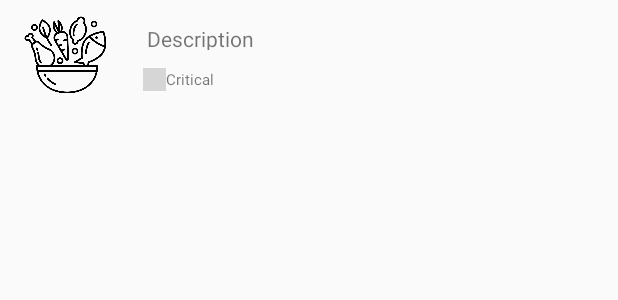
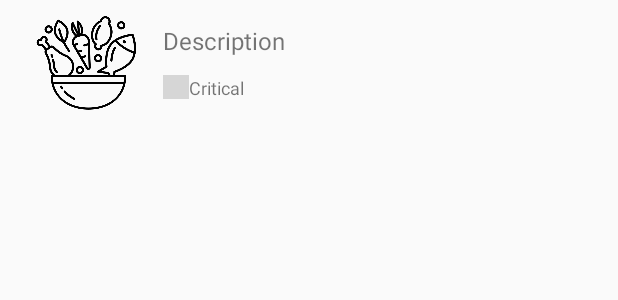
Before and after one commit to DelinChen/Restaurants-Health-Inspector, an Android app: the layout listview_violations.xml on its own in the app's theme, with its tools: preview values and no code run, on a phone screen of 412 x 824 dp. Shown: the top 300 px of the screen. Run offline under Robolectric (Android 15) with nearby library versions, the phone set to English and light mode, and no system bars; grey boxes are pictures that could not be loaded.

Commit message:
Implement intelligent formatted date and some improvements on UI

```diff
--- a/app/src/main/java/ca/cmpt276/project/ui/MainActivity.java
+++ b/app/src/main/java/ca/cmpt276/project/ui/MainActivity.java
@@ -7,9 +7,6 @@ import androidx.recyclerview.widget.RecyclerView;
 import android.content.Intent;
 import android.os.Bundle;
 import android.view.View;
-import android.widget.Button;
-import android.widget.Toast;
-import android.widget.Toolbar;
 
 import ca.cmpt276.project.R;
 
--- a/app/src/main/res/layout/listview_violations.xml
+++ b/app/src/main/res/layout/listview_violations.xml
@@ -7,36 +7,34 @@
 
     <ImageView
         android:id="@+id/imgCategory"
-        android:layout_width="55dp"
-        android:layout_height="57dp"
-        android:layout_marginStart="16dp"
-        android:layout_marginTop="8dp"
+        android:layout_width="67dp"
+        android:layout_height="65dp"
+        android:layout_marginStart="24dp"
+        app:layout_constraintBottom_toTopOf="@+id/guideline3"
         app:layout_constraintStart_toStartOf="parent"
-        app:layout_constraintTop_toTopOf="parent"
+        app:layout_constraintTop_toTopOf="@+id/guideline3"
         app:srcCompat="@drawable/violation_food" />
 
     <TextView
         android:id="@+id/txtDescription"
         android:layout_width="287dp"
-        android:layout_height="17dp"
-        android:layout_marginStart="16dp"
+        android:layout_height="wrap_content"
         android:layout_marginTop="16dp"
-        android:layout_marginEnd="16dp"
         android:ellipsize="end"
         android:singleLine="true"
         android:text="Description"
-        android:textSize="14sp"
-        app:layout_constraintEnd_toEndOf="parent"
-        app:layout_constraintStart_toEndOf="@+id/imgCategory"
+        android:textSize="16sp"
+        app:layout_constraintEnd_toStartOf="@+id/guideline4"
+        app:layout_constraintHorizontal_bias="1.0"
+        app:layout_constraintStart_toStartOf="@+id/guideline4"
         app:layout_constraintTop_toTopOf="parent" />
 
     <ImageView
         android:id="@+id/imageView3"
-        android:layout_width="15dp"
-        android:layout_height="15dp"
-        android:layout_marginStart="24dp"
+        android:layout_width="17dp"
+        android:layout_height="16dp"
         android:layout_marginTop="12dp"
-        app:layout_constraintStart_toEndOf="@+id/imgCategory"
+        app:layout_constraintStart_toStartOf="@+id/txtDescription"
         app:layout_constraintTop_toBottomOf="@+id/txtDescription"
         app:srcCompat="@drawable/icon_critical" />
 
@@ -45,8 +43,22 @@
         android:layout_width="wrap_content"
         android:layout_height="wrap_content"
         android:text="Critical"
-        android:textSize="10sp"
+        android:textSize="12sp"
         app:layout_constraintBottom_toBottomOf="@+id/imageView3"
         app:layout_constraintStart_toEndOf="@+id/imageView3"
         app:layout_constraintTop_toTopOf="@+id/imageView3" />
+
+    <androidx.constraintlayout.widget.Guideline
+        android:id="@+id/guideline3"
+        android:layout_width="wrap_content"
+        android:layout_height="wrap_content"
+        android:orientation="horizontal"
+        app:layout_constraintGuide_begin="42dp" />
+
+    <androidx.constraintlayout.widget.Guideline
+        android:id="@+id/guideline4"
+        android:layout_width="wrap_content"
+        android:layout_height="wrap_content"
+        android:orientation="vertical"
+        app:layout_constraintGuide_begin="252dp" />
 </androidx.constraintlayout.widget.ConstraintLayout>
```
Also changed, not shown: app/src/main/java/ca/cmpt276/project/ui/InspectionActivity.java (+6 -2 lines), app/src/main/java/ca/cmpt276/project/ui/RestListAdapter.java (+6 -2 lines), app/src/main/java/ca/cmpt276/project/ui/RestaurantActivity.java (+25 -1 lines).
